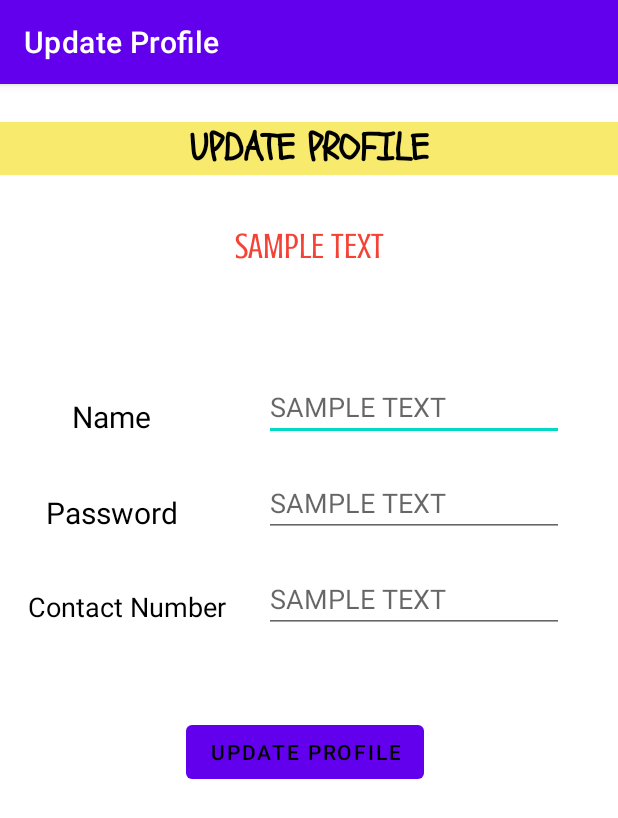
After one commit to itzgannu/Parking, an Android app: the UpdateProfileActivity screen opened directly, with no data from a screen before it, on a phone screen of 412 x 824 dp. The commit adds this screen. Shown: the top 818 px of the screen. Run offline under Robolectric (Android 15) with nearby library versions, the phone set to English and light mode, and no system bars.

Commit message:
Update Profile UI

```diff
--- a/app/src/main/AndroidManifest.xml
+++ b/app/src/main/AndroidManifest.xml
@@ -1,8 +1,6 @@
 <?xml version="1.0" encoding="utf-8"?>
 <manifest xmlns:android="http://schemas.android.com/apk/res/android"
     package="divyaganesh.parking">
-
-    <uses-permission android:name="android.permission.ACCESS_FINE_LOCATION"/>
 
     <application
         android:allowBackup="true"
@@ -11,29 +9,42 @@
         android:roundIcon="@mipmap/ic_launcher_round"
         android:supportsRtl="true"
         android:theme="@style/Theme.Parking">
-        <!--parentActivityName provides back button automatically-->
-        <activity android:name=".ParkingDetails"
-            android:parentActivityName=".ParkingList"
-            android:label="Parking Details" />
+        <activity android:name=".UpdateProfileActivity"
+            android:label="@string/update_profile"></activity>
+        <!-- parentActivityName provides back button automatically -->
+        <activity
+            android:name=".ParkingDetails"
+            android:label="Parking Details"
+            android:parentActivityName=".ParkingList" />
         <activity android:name=".ParkingList" />
-        <activity android:name=".AddParking"
-            android:parentActivityName=".ParkingList"
-            android:label="Add Parking"/>
-        <activity android:name=".CreateAccount"
-            android:parentActivityName=".MainActivity"
-            android:label="Create Account"/>
-        <!---(android:noHistory="true")noHistory will allow user not to navigate back to main activity after re-opening /
+        <activity
+            android:name=".AddParking"
+            android:label="Add Parking"
+            android:parentActivityName=".ParkingList" />
+        <activity
+            android:name=".CreateAccount"
+            android:label="Create Account"
+            android:parentActivityName=".MainActivity" />
+        <!--
+-(android:noHistory="true")noHistory will allow user not to navigate back to main activity after re-opening /
         navigating to parking list screen, as of 12thJune removing as user can't go back to sign page from create account
-        if back button clicked-->
-        <activity android:name=".MainActivity"
+        if back button clicked
+        -->
+        <activity
+            android:name=".MainActivity"
             android:label="Parking">
             <intent-filter>
                 <action android:name="android.intent.action.MAIN" />
+
                 <category android:name="android.intent.category.LAUNCHER" />
             </intent-filter>
         </activity>
-        <meta-data android:name="com.google.android.geo.API_KEY"
-            android:value="${mapsApikey}"/>
+
+        <meta-data
+            android:name="com.google.android.geo.API_KEY"
+            android:value="${mapsApikey}" />
     </application>
 
+    <uses-permission android:name="android.permission.ACCESS_FINE_LOCATION" />
+
 </manifest>
--- /dev/null
+++ b/app/src/main/java/divyaganesh/parking/UpdateProfileActivity.java
@@ -0,0 +1,60 @@
+package divyaganesh.parking;
+
+import androidx.appcompat.app.AppCompatActivity;
+import divyaganesh.parking.databinding.ActivityUpdateProfileBinding;
+import divyaganesh.parking.helpers.RecursiveMethods;
+import divyaganesh.parking.model.Account;
+
+import android.os.Bundle;
+
+public class UpdateProfileActivity extends AppCompatActivity {
+
+    ActivityUpdateProfileBinding binding;
+
+    Account currentAccount, newAccount;
+
+    String currentUser;
+
+    RecursiveMethods method = new RecursiveMethods();
+    private final String TAG = this.getClass().getCanonicalName();
+
+    @Override
+    protected void onCreate(Bundle savedInstanceState) {
+        super.onCreate(savedInstanceState);
+
+        this.binding = ActivityUpdateProfileBinding.inflate(getLayoutInflater());
+        setContentView(this.binding.getRoot());
+
+        //get current account details with shared preference email id
+
+        //setValues(currentAccount);
+    }
+
+    private void setValues(Account account){
+        this.binding.updateContactField.setText(account.getContactNo());
+        this.binding.updateNameField.setText(account.getName());
+        this.binding.updatePwdField.setText(account.getPassword());
+        String email_carNo = "You won't be able to modify email & licence no!"+
+                "\n"+ "Your email is - "+account.getEmail()+
+                "\n"+ "Your car number is - "+account.getCarNo();
+        this.binding.updateEmailCarnoLabel.setText(email_carNo);
+        method.logCatD(TAG, "Loaded data on to fields successfully!");
+    }
+
+    private void getValues(Account account){
+        String contact, name, password, email, car;
+        contact = this.binding.updateContactField.getText().toString();
+        name = this.binding.updateNameField.getText().toString();
+        password = this.binding.updatePwdField.getText().toString();
+        email = this.currentAccount.getEmail();
+        car = this.currentAccount.getCarNo();
+        //update in db on click
+        if(password.contentEquals(this.currentAccount.getPassword())){
+            //don't update password - no call to login details db
+        }else{
+            //else call to both db's
+        }
+        //after saving to db, finish()
+    }
+
+}
--- a/app/src/main/java/divyaganesh/parking/helpers/RecursiveMethods.java
+++ b/app/src/main/java/divyaganesh/parking/helpers/RecursiveMethods.java
@@ -7,6 +7,7 @@ import android.util.Log;
 import android.widget.Toast;
 
 import divyaganesh.parking.MainActivity;
+import divyaganesh.parking.UpdateProfileActivity;
 
 public class RecursiveMethods {
     //Shared Preferences
@@ -59,4 +60,11 @@ public class RecursiveMethods {
             toastMessageLong(context,"Signed out!");
         }
     }
+
+    public void goToUpdateProfileScreen(Context context){
+        Intent goToUpdateProfile = new Intent(context, UpdateProfileActivity.class);
+        String currentUser = getCurrentUser(context);
+        goToUpdateProfile.putExtra("currentUser", currentUser);
+        context.startActivity(goToUpdateProfile);
+    }
 }
--- a/app/src/main/res/layout/activity_create_account.xml
+++ b/app/src/main/res/layout/activity_create_account.xml
@@ -12,13 +12,13 @@
         android:id="@+id/createAccContactField"
         android:layout_width="308dp"
         android:layout_height="42dp"
+        android:layout_marginEnd="50dp"
         android:layout_marginStart="50dp"
         android:layout_marginTop="10dp"
-        android:layout_marginEnd="50dp"
         android:background="#FFFFFF"
         android:ems="10"
         android:hint="@string/createAccContactHint"
-        android:inputType="textPersonName"
+        android:inputType="number"
         app:layout_constraintEnd_toEndOf="parent"
         app:layout_constraintHorizontal_bias="0.0"
         app:layout_constraintStart_toStartOf="parent"
--- /dev/null
+++ b/app/src/main/res/layout/activity_update_profile.xml
@@ -0,0 +1,131 @@
+<?xml version="1.0" encoding="utf-8"?>
+<androidx.constraintlayout.widget.ConstraintLayout xmlns:android="http://schemas.android.com/apk/res/android"
+    xmlns:app="http://schemas.android.com/apk/res-auto"
+    xmlns:tools="http://schemas.android.com/tools"
+    android:layout_width="match_parent"
+    android:layout_height="match_parent"
+    tools:context=".UpdateProfileActivity">
+
+    <TextView
+        android:id="@+id/parkingTitle"
+        android:layout_width="match_parent"
+        android:layout_height="wrap_content"
+        android:layout_marginTop="25dp"
+        android:background="#99F4DC0B"
+        android:fontFamily="@font/schoolbell"
+        android:lineSpacingExtra="8sp"
+        android:text="@string/update_profile"
+        android:textAlignment="center"
+        android:textAllCaps="true"
+        android:textAppearance="@style/TextAppearance.AppCompat.Large"
+        android:textColor="#000000"
+        android:textSize="25sp"
+        android:textStyle="bold"
+        android:typeface="monospace"
+        app:layout_constraintEnd_toEndOf="parent"
+        app:layout_constraintHorizontal_bias="0.0"
+        app:layout_constraintStart_toStartOf="parent"
+        app:layout_constraintTop_toTopOf="parent" />
+
+    <TextView
+        android:id="@+id/update_email_carno_label"
+        android:layout_width="match_parent"
+        android:layout_height="79dp"
+        android:layout_marginTop="34dp"
+        android:fontFamily="@font/crushed"
+        android:text="@string/sameText"
+        android:textAlignment="center"
+        android:textColor="#F44336"
+        android:textSize="24sp"
+        app:layout_constraintStart_toStartOf="parent"
+        app:layout_constraintTop_toBottomOf="@+id/parkingTitle" />
+
+    <TextView
+        android:id="@+id/update_name_label"
+        android:layout_width="100dp"
+        android:layout_height="30dp"
+        android:textSize="20sp"
+        android:layout_marginStart="24dp"
+        android:layout_marginTop="34dp"
+        android:textAlignment="center"
+        android:text="@string/createAccNameLbl"
+        android:textColor="@color/black"
+        app:layout_constraintStart_toStartOf="parent"
+        app:layout_constraintTop_toBottomOf="@+id/update_email_carno_label" />
+
+    <EditText
+        android:id="@+id/update_name_field"
+        android:layout_width="200dp"
+        android:layout_height="40dp"
+        android:layout_marginEnd="36dp"
+        android:layout_marginTop="24dp"
+        android:ems="10"
+        android:inputType="textPersonName"
+        android:hint="@string/sameText"
+        app:layout_constraintEnd_toEndOf="parent"
+        app:layout_constraintTop_toBottomOf="@+id/update_email_carno_label" />
+
+    <TextView
+        android:id="@+id/update_password_label"
+        android:layout_width="100dp"
+        android:layout_height="30dp"
+        android:textSize="20sp"
+        android:layout_marginStart="24dp"
+        android:layout_marginTop="34dp"
+        android:textAlignment="center"
+        android:text="@string/createAccPwdLbl"
+        android:textColor="@color/black"
+        app:layout_constraintStart_toStartOf="parent"
+        app:layout_constraintTop_toBottomOf="@+id/update_name_label" />
+
+    <EditText
+        android:id="@+id/update_pwd_field"
+        android:layout_width="200dp"
+        android:layout_height="40dp"
+        android:layout_marginEnd="36dp"
+        android:layout_marginTop="24dp"
+        android:ems="10"
+        android:inputType="textPersonName"
+        android:hint="@string/sameText"
+        app:layout_constraintEnd_toEndOf="parent"
+        app:layout_constraintTop_toBottomOf="@+id/update_name_field" />
+
+    <TextView
+        android:id="@+id/update_contact_label"
+        android:layout_width="149dp"
+        android:layout_height="30dp"
+        android:layout_marginStart="10dp"
+        android:layout_marginTop="34dp"
+        android:text="@string/createAccContactLbl"
+        android:textAlignment="center"
+        android:textColor="@color/black"
+        android:textSize="18sp"
+        app:layout_constraintStart_toStartOf="parent"
+        app:layout_constraintTop_toBottomOf="@+id/update_password_label" />
+
+    <EditText
+        android:id="@+id/update_contact_field"
+        android:layout_width="200dp"
+        android:layout_height="40dp"
+        android:layout_marginEnd="36dp"
+        android:layout_marginTop="24dp"
+        android:ems="10"
+        android:inputType="number"
+        android:hint="@string/sameText"
+        app:layout_constraintEnd_toEndOf="parent"
+        app:layout_constraintTop_toBottomOf="@+id/update_pwd_field" />
+
+    <Button
+        android:id="@+id/update_profile_button"
+        style="@style/Widget.MaterialComponents.Button.UnelevatedButton"
+        android:layout_width="wrap_content"
+        android:layout_height="wrap_content"
+        android:layout_marginStart="124dp"
+        android:layout_marginTop="55dp"
+        android:stateListAnimator="@android:animator/fade_in"
+        android:text="@string/update_profile"
+        android:textColor="@color/black"
+        app:layout_constraintStart_toStartOf="parent"
+        app:layout_constraintTop_toBottomOf="@+id/update_contact_field" />
+
+</androidx.constraintlayout.widget.ConstraintLayout>
--- a/app/src/main/res/values/strings.xml
+++ b/app/src/main/res/values/strings.xml
@@ -28,7 +28,7 @@
     <string name="addParkDate">Date &amp; Time</string>
     <string name="addParkLocation">Location</string>
     <string name="addParkCalendarBtn" />
-    <string name="addParkCurrentLocationBtn"/>
+    <string name="addParkCurrentLocationBtn" />
     <string name="addParkAddressLbl">Address</string>
     <string name="addParkBuildingHint">Enter the building no</string>
     <string name="addParkHoursHint">Enter the no of hours</string>
```
